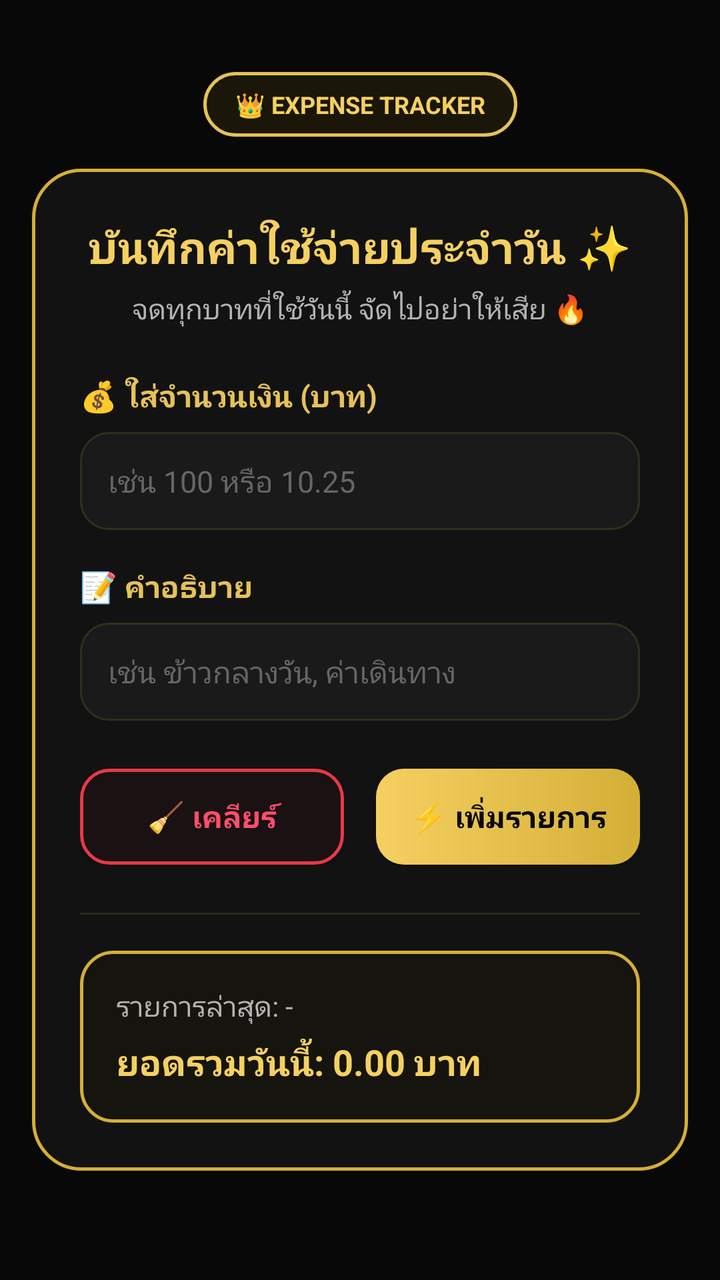
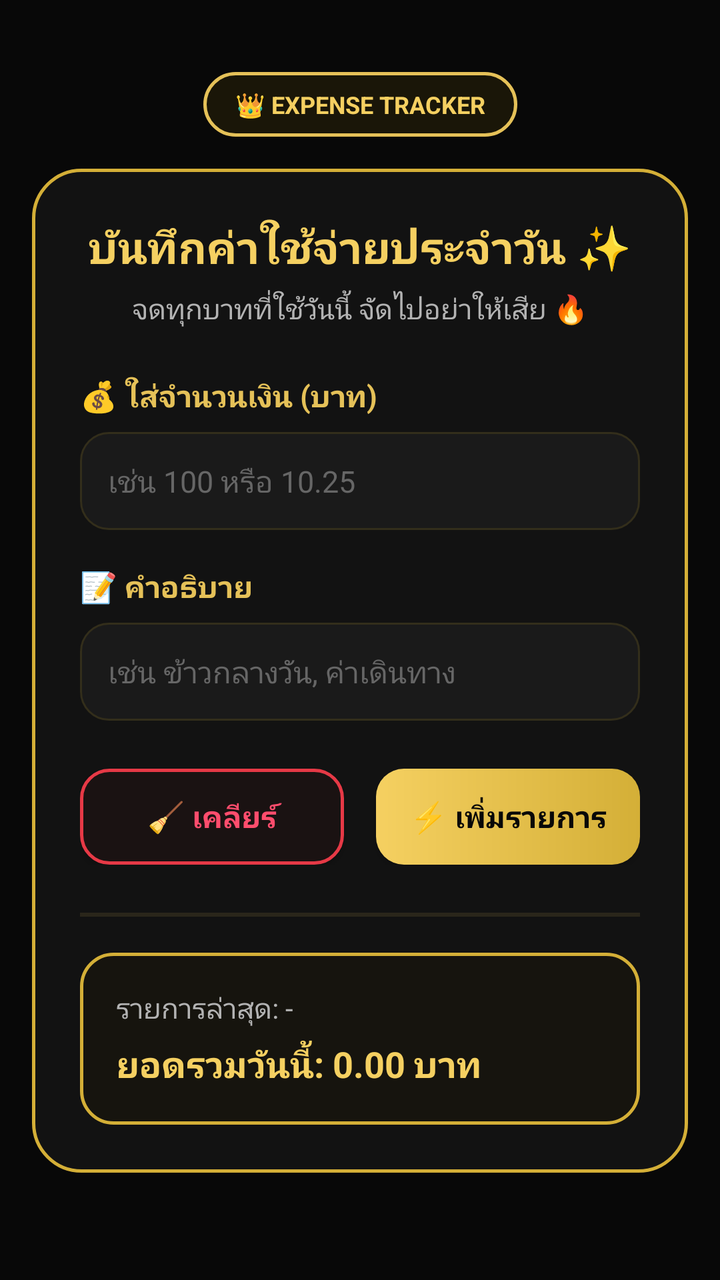

Compare the two renders of this Android layout. The source of the first and the diff that turns it into the second are given below.
<!-- AndroidManifest.xml: application theme Theme.Expennode27 -->
<!-- res/layout/activity_main.xml -->
<?xml version="1.0" encoding="utf-8"?>
<androidx.constraintlayout.widget.ConstraintLayout xmlns:android="http://schemas.android.com/apk/res/android"
    xmlns:app="http://schemas.android.com/apk/res-auto"
    xmlns:tools="http://schemas.android.com/tools"
    android:id="@+id/main"
    android:layout_width="match_parent"
    android:layout_height="match_parent"
    android:background="@color/bg_screen"
    android:padding="16dp"
    tools:context=".MainActivity">

    
    <TextView
        android:id="@+id/tvBadge"
        android:layout_width="wrap_content"
        android:layout_height="wrap_content"
        android:layout_marginTop="20dp"
        android:background="@drawable/bg_pill_badge"
        android:paddingHorizontal="16dp"
        android:paddingVertical="8dp"
        android:text="👑 EXPENSE TRACKER"
        android:textColor="@color/text_pill"
        android:textSize="12sp"
        android:textStyle="bold"
        app:layout_constraintEnd_toEndOf="parent"
        app:layout_constraintStart_toStartOf="parent"
        app:layout_constraintTop_toTopOf="parent" />

    
    <LinearLayout
        android:id="@+id/cardMain"
        android:layout_width="0dp"
        android:layout_height="wrap_content"
        android:layout_marginTop="16dp"
        android:background="@drawable/bg_card_rounded"
        android:orientation="vertical"
        android:padding="24dp"
        app:layout_constraintEnd_toEndOf="parent"
        app:layout_constraintStart_toStartOf="parent"
        app:layout_constraintTop_toBottomOf="@id/tvBadge">

        
        <TextView
            android:id="@+id/tvTitle"
            android:layout_width="match_parent"
            android:layout_height="wrap_content"
            android:gravity="center"
            android:text="บันทึกค่าใช้จ่ายประจำวัน ✨"
            android:textColor="@color/text_title"
            android:textSize="22sp"
            android:textStyle="bold" />

        
        <TextView
            android:id="@+id/tvSubtitle"
            android:layout_width="match_parent"
            android:layout_height="wrap_content"
            android:layout_marginTop="6dp"
            android:gravity="center"
            android:text="จดทุกบาทที่ใช้วันนี้ จัดไปอย่าให้เสีย 🔥"
            android:textColor="@color/text_subtitle"
            android:textSize="14sp" />

        
        <TextView
            android:id="@+id/tvAmountLabel"
            android:layout_width="match_parent"
            android:layout_height="wrap_content"
            android:layout_marginTop="24dp"
            android:gravity="start"
            android:text="💰 ใส่จำนวนเงิน (บาท)"
            android:textColor="@color/text_label"
            android:textSize="15sp"
            android:textStyle="bold" />

        
        <EditText
            android:id="@+id/etAmount"
            android:layout_width="match_parent"
            android:layout_height="wrap_content"
            android:layout_marginTop="8dp"
            android:background="@drawable/bg_input_rounded"
            android:hint="เช่น 100 หรือ 10.25"
            android:inputType="numberDecimal"
            android:padding="14dp"
            android:textColor="@color/text_input"
            android:textColorHint="@color/text_hint"
            android:textSize="15sp" />

        
        <TextView
            android:id="@+id/tvNoteLabel"
            android:layout_width="match_parent"
            android:layout_height="wrap_content"
            android:layout_marginTop="18dp"
            android:gravity="start"
            android:text="📝 คำอธิบาย"
            android:textColor="@color/text_label"
            android:textSize="15sp"
            android:textStyle="bold" />

        
        <EditText
            android:id="@+id/etNote"
            android:layout_width="match_parent"
            android:layout_height="wrap_content"
            android:layout_marginTop="8dp"
            android:background="@drawable/bg_input_rounded"
            android:hint="เช่น ข้าวกลางวัน, ค่าเดินทาง"
            android:inputType="text"
            android:padding="14dp"
            android:textColor="@color/text_input"
            android:textColorHint="@color/text_hint"
            android:textSize="15sp" />

        
        <LinearLayout
            android:layout_width="match_parent"
            android:layout_height="wrap_content"
            android:layout_marginTop="24dp"
            android:orientation="horizontal">

            <androidx.appcompat.widget.AppCompatButton
                android:id="@+id/btnClear"
                android:layout_width="0dp"
                android:layout_height="48dp"
                android:layout_marginEnd="8dp"
                android:layout_weight="1"
                android:background="@drawable/bg_btn_secondary"
                android:text="🧹 เคลียร์"
                android:textColor="@color/btn_secondary_text"
                android:textSize="15sp"
                android:textStyle="bold" />

            <androidx.appcompat.widget.AppCompatButton
                android:id="@+id/btnAdd"
                android:layout_width="0dp"
                android:layout_height="48dp"
                android:layout_marginStart="8dp"
                android:layout_weight="1"
                android:background="@drawable/bg_btn_primary_gradient"
                android:text="⚡ เพิ่มรายการ"
                android:textColor="@color/btn_primary_text"
                android:textSize="15sp"
                android:textStyle="bold" />
        </LinearLayout>

        
        <View
            android:id="@+id/divider"
            android:layout_width="match_parent"
            android:layout_height="1dp"
            android:layout_marginTop="24dp"
            android:layout_marginBottom="18dp"
            android:background="@color/divider_color" />

        
        <LinearLayout
            android:layout_width="match_parent"
            android:layout_height="wrap_content"
            android:background="@drawable/bg_sub_card"
            android:orientation="vertical"
            android:padding="18dp">

            
            <TextView
                android:id="@+id/tvLatestItem"
                android:layout_width="match_parent"
                android:layout_height="wrap_content"
                android:text="รายการล่าสุด: -"
                android:textColor="@color/text_latest"
                android:textSize="14sp" />

            
            <TextView
                android:id="@+id/tvTotal"
                android:layout_width="match_parent"
                android:layout_height="wrap_content"
                android:layout_marginTop="6dp"
                android:text="ยอดรวมวันนี้: 0.00 บาท"
                android:textColor="@color/text_total"
                android:textSize="18sp"
                android:textStyle="bold" />
        </LinearLayout>

    </LinearLayout>

</androidx.constraintlayout.widget.ConstraintLayout>
<!-- resources referenced by this layout -->
<resources>
  <color name="bg_screen">#080808</color>
  <color name="btn_primary_text">#080808</color>
  <color name="btn_secondary_text">#FF4D6D</color>
  <color name="divider_color">#2A261A</color>
  <color name="text_hint">#666666</color>
  <color name="text_input">#FFFFFF</color>
  <color name="text_label">#E5C158</color>
  <color name="text_latest">#B3B3B3</color>
  <color name="text_pill">#F5D061</color>
  <color name="text_subtitle">#B3B3B3</color>
  <color name="text_title">#F5D061</color>
  <color name="text_total">#F5D061</color>
  <!-- drawable bg_btn_primary_gradient (drawable) -->
  <?xml version="1.0" encoding="utf-8"?>
  <shape xmlns:android="http://schemas.android.com/apk/res/android"
      android:shape="rectangle">
      <gradient
          android:angle="0"
          android:endColor="#D4AF37"
          android:startColor="#F5D061" />
      <corners android:radius="14dp" />
  </shape>
  <!-- drawable bg_btn_secondary (drawable) -->
  <?xml version="1.0" encoding="utf-8"?>
  <shape xmlns:android="http://schemas.android.com/apk/res/android"
      android:shape="rectangle">
      <solid android:color="@color/btn_secondary_bg" />
      <corners android:radius="14dp" />
      <stroke
          android:width="1.5dp"
          android:color="@color/btn_secondary_border" />
  </shape>
  <!-- drawable bg_card_rounded (drawable) -->
  <?xml version="1.0" encoding="utf-8"?>
  <shape xmlns:android="http://schemas.android.com/apk/res/android"
      android:shape="rectangle">
      <solid android:color="@color/bg_card" />
      <corners android:radius="24dp" />
      <stroke
          android:width="1.5dp"
          android:color="@color/card_border" />
  </shape>
  <!-- drawable bg_input_rounded (drawable) -->
  <?xml version="1.0" encoding="utf-8"?>
  <shape xmlns:android="http://schemas.android.com/apk/res/android"
      android:shape="rectangle">
      <solid android:color="@color/bg_input" />
      <corners android:radius="14dp" />
      <stroke
          android:width="1dp"
          android:color="@color/input_border" />
  </shape>
  <!-- drawable bg_pill_badge (drawable) -->
  <?xml version="1.0" encoding="utf-8"?>
  <shape xmlns:android="http://schemas.android.com/apk/res/android"
      android:shape="rectangle">
      <solid android:color="@color/bg_pill" />
      <corners android:radius="50dp" />
      <stroke
          android:width="1.5dp"
          android:color="@color/pill_border" />
  </shape>
  <!-- drawable bg_sub_card (drawable) -->
  <?xml version="1.0" encoding="utf-8"?>
  <shape xmlns:android="http://schemas.android.com/apk/res/android"
      android:shape="rectangle">
      <solid android:color="@color/bg_sub_card" />
      <corners android:radius="16dp" />
      <stroke
          android:width="1.5dp"
          android:color="@color/sub_card_border" />
  </shape>
  <style name="Theme.Expennode27" parent="Base.Theme.Expennode27" />
  <color name="btn_secondary_bg">#1A1212</color>
  <color name="btn_secondary_border">#E63946</color>
  <color name="bg_card">#121212</color>
  <color name="card_border">#D4AF37</color>
  <color name="bg_input">#1A1A1A</color>
  <color name="input_border">#332E1B</color>
  <color name="bg_pill">#1A1608</color>
  <color name="pill_border">#E5C158</color>
  <color name="bg_sub_card">#16140E</color>
  <color name="sub_card_border">#D4AF37</color>
  <style name="Base.Theme.Expennode27" parent="Theme.Material3.DayNight.NoActionBar">
          
          
      </style>
</resources>

<!-- the commit's change to res/layout/activity_main.xml (unified diff, before → after) -->
@@ -149,7 +149,7 @@
         <View
             android:id="@+id/divider"
             android:layout_width="match_parent"
-            android:layout_height="1dp"
+            android:layout_height="2dp"
             android:layout_marginTop="24dp"
             android:layout_marginBottom="18dp"
             android:background="@color/divider_color" />
